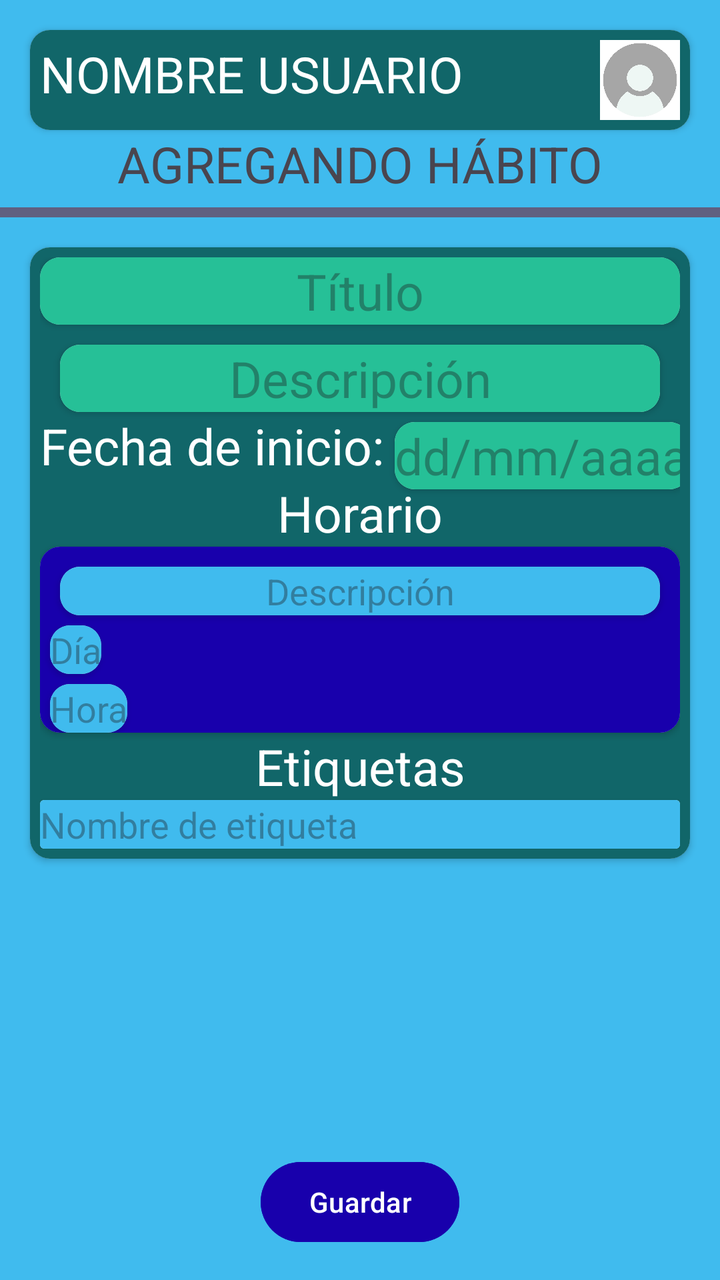
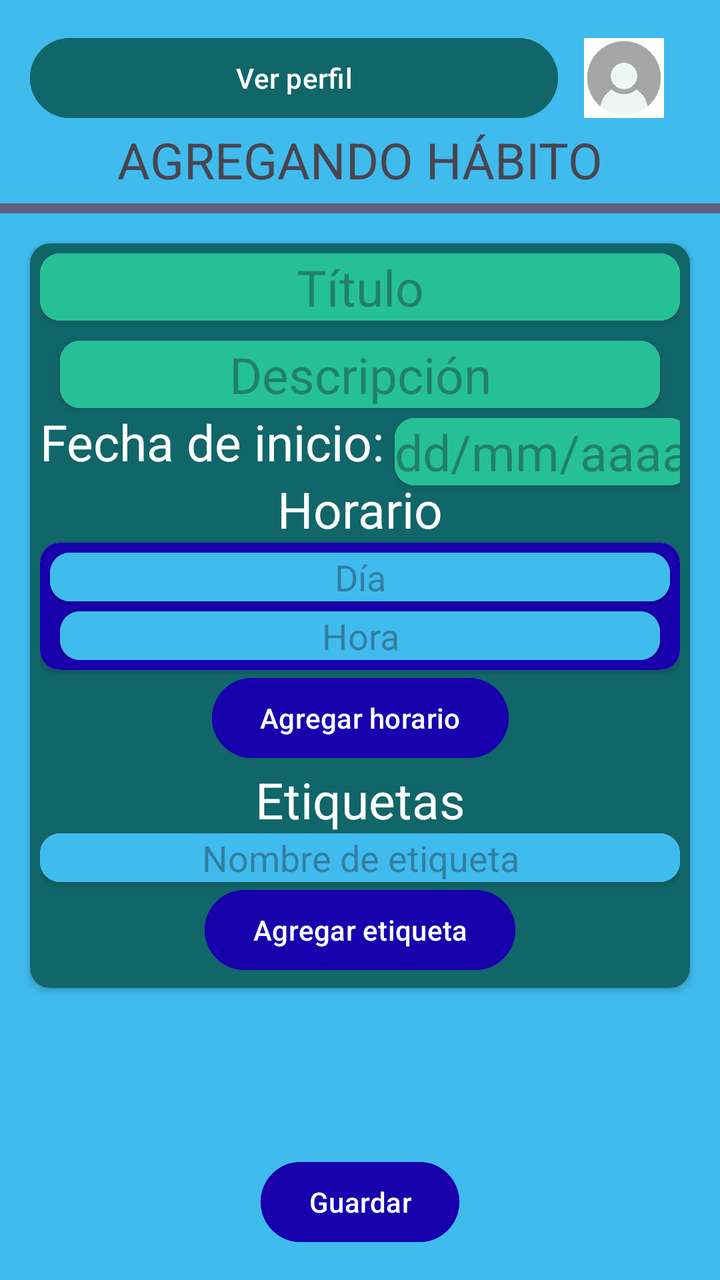

Two renders of the same Android screen: before a commit and after it. Below are the layout's source before the change and the commit's diff.
<!-- AndroidManifest.xml: application theme Theme.SuperSexiBoys -->
<!-- res/layout/activity_agregando_habitos.xml -->
<?xml version="1.0" encoding="utf-8"?>
<androidx.constraintlayout.widget.ConstraintLayout xmlns:android="http://schemas.android.com/apk/res/android"
    xmlns:app="http://schemas.android.com/apk/res-auto"
    xmlns:tools="http://schemas.android.com/tools"
    android:id="@+id/main"
    android:layout_width="match_parent"
    android:layout_height="match_parent"
    android:background="@color/celeste"
    tools:context=".HabitosActivity">
    <androidx.cardview.widget.CardView
        android:id="@+id/identifica_usuario"
        app:layout_constraintTop_toTopOf="parent"
        app:layout_constraintStart_toStartOf="parent"
        android:layout_width="match_parent"
        android:layout_margin="15dp"
        app:cardCornerRadius="10dp"
        android:layout_height="wrap_content">
        <androidx.constraintlayout.widget.ConstraintLayout
            android:padding="5dp"
            android:layout_width="match_parent"
            android:background="@color/verde_oscuro"
            android:layout_height="wrap_content">
            <TextView
                app:layout_constraintStart_toStartOf="parent"
                app:layout_constraintTop_toTopOf="parent"
                android:text="NOMBRE USUARIO"
                android:layout_width="wrap_content"
                android:textColor="@color/white"
                android:textSize="25sp"
                android:layout_height="wrap_content" />
            <ImageView
                android:layout_width="40dp"
                android:layout_height="40dp"
                app:layout_constraintEnd_toEndOf="parent"
                app:layout_constraintTop_toTopOf="parent"
                android:src="@drawable/perfilvacio"/>
        </androidx.constraintlayout.widget.ConstraintLayout>
    </androidx.cardview.widget.CardView>

    <TextView
        android:id="@+id/agrega_habito_text"
        app:layout_constraintTop_toBottomOf="@+id/identifica_usuario"
        android:layout_width="wrap_content"
        app:layout_constraintStart_toStartOf="parent"
        app:layout_constraintEnd_toEndOf="parent"
        android:text="AGREGANDO HÁBITO"
        android:textSize="25sp"
        android:layout_height="wrap_content"/>
    <TextView
        android:id="@+id/linea"
        android:layout_width="match_parent"
        android:layout_height="5dp"
        android:layout_marginTop="5dp"
        android:layout_marginBottom="5dp"
        app:layout_constraintTop_toBottomOf="@+id/agrega_habito_text"
        android:background="@color/plomo_oscuro"/>
    <androidx.cardview.widget.CardView
        app:layout_constraintTop_toBottomOf="@+id/linea"
        android:layout_width="match_parent"
        android:layout_margin="15dp"
        app:cardCornerRadius="10dp"
        android:layout_height="wrap_content">
        <androidx.constraintlayout.widget.ConstraintLayout
            android:padding="5dp"
            android:layout_width="match_parent"
            android:background="@color/verde_oscuro"
            android:layout_height="wrap_content">
            <androidx.cardview.widget.CardView
                android:id="@+id/titulo"
                android:layout_width="match_parent"
                app:layout_constraintStart_toStartOf="parent"
                app:layout_constraintTop_toTopOf="parent"
                app:cardCornerRadius="10dp"
                android:layout_height="wrap_content">
                <LinearLayout
                    android:layout_width="match_parent"
                    android:orientation="vertical"
                    android:layout_height="wrap_content">
                    <EditText
                        android:background="@color/verde_claro"
                        android:hint="Título"
                        android:gravity="center"
                        android:layout_width="match_parent"
                        android:textColor="@color/white"
                        android:textSize="25sp"
                        android:layout_height="wrap_content" />
                </LinearLayout>
            </androidx.cardview.widget.CardView>
            
            <androidx.cardview.widget.CardView
                android:id="@+id/descripcion"
                android:layout_width="match_parent"
                app:layout_constraintTop_toBottomOf="@+id/titulo"
                app:cardCornerRadius="10dp"
                android:layout_margin="10dp"
                android:layout_height="wrap_content">
                <LinearLayout
                    android:layout_width="match_parent"
                    android:orientation="vertical"
                    android:layout_height="wrap_content">
                    <EditText
                        android:background="@color/verde_claro"
                        android:hint="Descripción"
                        android:gravity="center"
                        android:layout_width="match_parent"
                        android:textColor="@color/white"
                        android:textSize="25sp"
                        android:layout_height="wrap_content" />
                </LinearLayout>
            </androidx.cardview.widget.CardView>

            <TextView
                android:id="@+id/text_fecha"
                app:layout_constraintTop_toBottomOf="@+id/descripcion"
                app:layout_constraintStart_toStartOf="parent"
                android:layout_width="wrap_content"
                android:layout_height="wrap_content"
                android:textColor="@color/white"
                android:textSize="25sp"
                android:text="Fecha de inicio:"/>

            <androidx.cardview.widget.CardView
                android:layout_width="wrap_content"
                app:layout_constraintTop_toBottomOf="@+id/descripcion"
                app:layout_constraintStart_toEndOf="@+id/text_fecha"
                app:cardCornerRadius="10dp"
                android:layout_margin="5dp"

                android:layout_height="wrap_content">
                <LinearLayout
                    android:layout_width="wrap_content"
                    android:layout_height="wrap_content"
                    android:orientation="vertical">
                    <EditText

                        android:background="@color/verde_claro"
                        android:hint="dd/mm/aaaa"
                        android:gravity="center"
                        android:layout_width="wrap_content"
                        android:textColor="@color/white"
                        android:textSize="25sp"
                        android:layout_height="wrap_content" />
                </LinearLayout>
            </androidx.cardview.widget.CardView>

            <TextView
                android:id="@+id/horario"
                app:layout_constraintTop_toBottomOf="@+id/text_fecha"
                app:layout_constraintStart_toStartOf="parent"
                app:layout_constraintEnd_toEndOf="parent"
                android:layout_width="wrap_content"
                android:textColor="@color/white"
                android:layout_height="wrap_content"
                android:text="Horario"
                android:textSize="25sp"/>

            <androidx.cardview.widget.CardView
                android:id="@+id/bloque_horario"
                app:layout_constraintTop_toBottomOf="@+id/horario"
                android:layout_width="match_parent"
                android:background="@color/azul_oscuro"
                app:cardCornerRadius="10dp"
                android:layout_height="wrap_content">
                <androidx.constraintlayout.widget.ConstraintLayout
                    android:layout_width="match_parent"
                    android:background="@color/azul_oscuro"
                    android:layout_height="wrap_content">
                    <androidx.cardview.widget.CardView
                        app:layout_constraintTop_toTopOf="parent"
                        app:layout_constraintStart_toStartOf="parent"
                        android:id="@+id/horario_descripcion"
                        app:cardCornerRadius="10dp"
                        android:layout_width="match_parent"
                        android:layout_margin="10dp"
                        android:layout_height="wrap_content">
                        <LinearLayout
                            android:layout_width="match_parent"
                            android:orientation="vertical"
                            android:layout_height="wrap_content">
                            <EditText
                                android:layout_width="match_parent"
                                android:layout_height="wrap_content"
                                android:gravity="center"
                                android:background="@color/celeste"
                                android:hint="Descripción"/>
                        </LinearLayout>
                    </androidx.cardview.widget.CardView>

                    <androidx.cardview.widget.CardView
                        android:layout_width="wrap_content"
                        android:layout_margin="5dp"
                        android:id="@+id/dia"
                        app:cardCornerRadius="10dp"
                        app:layout_constraintTop_toBottomOf="@+id/horario_descripcion"
                        app:layout_constraintStart_toStartOf="parent"
                        android:layout_height="wrap_content">
                        <LinearLayout
                            android:layout_width="wrap_content"
                            android:orientation="vertical"
                            android:layout_height="wrap_content">
                            <EditText
                                android:layout_width="wrap_content"
                                android:layout_height="wrap_content"
                                android:background="@color/celeste"
                                android:hint="Día"/>
                        </LinearLayout>
                    </androidx.cardview.widget.CardView>

                    <androidx.cardview.widget.CardView
                        app:layout_constraintTop_toBottomOf="@+id/dia"
                        app:layout_constraintStart_toStartOf="parent"
                        android:layout_width="wrap_content"
                        android:layout_margin="5dp"

                        app:cardCornerRadius="10dp"
                        android:layout_height="wrap_content">
                        <LinearLayout
                            android:layout_width="wrap_content"
                            android:orientation="vertical"
                            android:layout_height="wrap_content">
                            <EditText
                                android:layout_width="wrap_content"
                                android:layout_height="wrap_content"
                                android:background="@color/celeste"
                                android:hint="Hora"/>
                        </LinearLayout>
                    </androidx.cardview.widget.CardView>
                </androidx.constraintlayout.widget.ConstraintLayout>
            </androidx.cardview.widget.CardView>
            <TextView
                android:id="@+id/nombre_etiqueta"
                app:layout_constraintTop_toBottomOf="@+id/bloque_horario"
                app:layout_constraintStart_toStartOf="parent"
                app:layout_constraintEnd_toEndOf="parent"
                android:layout_width="wrap_content"
                android:textColor="@color/white"
                android:layout_height="wrap_content"
                android:text="Etiquetas"
                android:textSize="25sp"/>
            <androidx.cardview.widget.CardView
                android:layout_width="match_parent"
                app:layout_constraintTop_toBottomOf="@+id/nombre_etiqueta"
                android:layout_height="wrap_content">
                <LinearLayout
                    android:layout_width="match_parent"
                    android:orientation="vertical"
                    android:layout_height="wrap_content">
                    <EditText
                        android:layout_width="match_parent"
                        android:hint="Nombre de etiqueta"
                        android:background="@color/celeste"
                        android:layout_height="wrap_content"/>
                </LinearLayout>
            </androidx.cardview.widget.CardView>
        </androidx.constraintlayout.widget.ConstraintLayout>


    </androidx.cardview.widget.CardView>

    <Button
        android:id="@+id/guardar_habito"
        app:layout_constraintBottom_toBottomOf="parent"
        app:layout_constraintStart_toStartOf="parent"
        app:layout_constraintEnd_toEndOf="parent"
        android:layout_width="wrap_content"
        android:text="Guardar"
        android:layout_margin="15dp"
        android:backgroundTint="@color/azul_oscuro"
        android:layout_height="wrap_content"/>


</androidx.constraintlayout.widget.ConstraintLayout>
<!-- resources referenced by this layout -->
<resources>
  <color name="azul_oscuro">#1800AC</color>
  <color name="celeste">#40BBEE</color>
  <color name="plomo_oscuro">#606080</color>
  <color name="verde_claro">#26C097</color>
  <color name="verde_oscuro">#116669</color>
  <color name="white">#FFFFFFFF</color>
  <!-- drawable perfilvacio: jpg bitmap (drawable, 13526 bytes) -->
  <style name="Theme.SuperSexiBoys" parent="Base.Theme.SuperSexiBoys" />
  <style name="Base.Theme.SuperSexiBoys" parent="Theme.Material3.DayNight.NoActionBar">
          
          
      </style>
</resources>

<!-- the commit's change to res/layout/activity_agregando_habitos.xml (unified diff, before → after) -->
@@ -7,35 +7,29 @@
     android:layout_height="match_parent"
     android:background="@color/celeste"
     tools:context=".HabitosActivity">
-    <androidx.cardview.widget.CardView
+    <LinearLayout
         android:id="@+id/identifica_usuario"
         app:layout_constraintTop_toTopOf="parent"
         app:layout_constraintStart_toStartOf="parent"
         android:layout_width="match_parent"
+        android:weightSum="10"
+        android:gravity="center"
+        android:orientation="horizontal"
         android:layout_margin="15dp"
-        app:cardCornerRadius="10dp"
         android:layout_height="wrap_content">
-        <androidx.constraintlayout.widget.ConstraintLayout
-            android:padding="5dp"
-            android:layout_width="match_parent"
-            android:background="@color/verde_oscuro"
-            android:layout_height="wrap_content">
-            <TextView
-                app:layout_constraintStart_toStartOf="parent"
-                app:layout_constraintTop_toTopOf="parent"
-                android:text="NOMBRE USUARIO"
-                android:layout_width="wrap_content"
-                android:textColor="@color/white"
-                android:textSize="25sp"
-                android:layout_height="wrap_content" />
-            <ImageView
-                android:layout_width="40dp"
-                android:layout_height="40dp"
-                app:layout_constraintEnd_toEndOf="parent"
-                app:layout_constraintTop_toTopOf="parent"
-                android:src="@drawable/perfilvacio"/>
-        </androidx.constraintlayout.widget.ConstraintLayout>
-    </androidx.cardview.widget.CardView>
+        <Button
+            android:layout_weight="8"
+            android:layout_width="0dp"
+            android:text="Ver perfil"
+            android:backgroundTint="@color/verde_oscuro"
+            android:layout_height="wrap_content"/>
+        <ImageView
+            android:id="@+id/imagen_perfil"
+            android:layout_width="0dp"
+            android:layout_weight="2"
+            android:layout_height="40dp"
+            android:src="@drawable/perfilvacio"/>
+    </LinearLayout>
 
     <TextView
         android:id="@+id/agrega_habito_text"
@@ -164,72 +158,71 @@
                 <androidx.constraintlayout.widget.ConstraintLayout
                     android:layout_width="match_parent"
                     android:background="@color/azul_oscuro"
-                    android:layout_height="wrap_content">
+                    android:padding="5dp"
+                    android:layout_height="wrap_content">
+
                     <androidx.cardview.widget.CardView
+                        android:layout_width="match_parent"
+                        android:id="@+id/dia"
+                        app:cardCornerRadius="10dp"
                         app:layout_constraintTop_toTopOf="parent"
                         app:layout_constraintStart_toStartOf="parent"
-                        android:id="@+id/horario_descripcion"
-                        app:cardCornerRadius="10dp"
-                        android:layout_width="match_parent"
-                        android:layout_margin="10dp"
                         android:layout_height="wrap_content">
                         <LinearLayout
                             android:layout_width="match_parent"
                             android:orientation="vertical"
                             android:layout_height="wrap_content">
                             <EditText
+                                android:id="@+id/dia_elegido"
                                 android:layout_width="match_parent"
                                 android:layout_height="wrap_content"
                                 android:gravity="center"
                                 android:background="@color/celeste"
-                                android:hint="Descripción"/>
+                                android:hint="Día"/>
                         </LinearLayout>
                     </androidx.cardview.widget.CardView>
 
                     <androidx.cardview.widget.CardView
-                        android:layout_width="wrap_content"
+                        app:layout_constraintTop_toBottomOf="@+id/dia"
+                        app:layout_constraintStart_toStartOf="parent"
+                        android:layout_width="match_parent"
                         android:layout_margin="5dp"
-                        android:id="@+id/dia"
                         app:cardCornerRadius="10dp"
-                        app:layout_constraintTop_toBottomOf="@+id/horario_descripcion"
-                        app:layout_constraintStart_toStartOf="parent"
                         android:layout_height="wrap_content">
                         <LinearLayout
-                            android:layout_width="wrap_content"
+                            android:layout_width="match_parent"
                             android:orientation="vertical"
                             android:layout_height="wrap_content">
                             <EditText
-                                android:layout_width="wrap_content"
+                                android:id="@+id/hora_elegida"
+                                android:layout_width="match_parent"
                                 android:layout_height="wrap_content"
                                 android:background="@color/celeste"
-                                android:hint="Día"/>
-                        </LinearLayout>
-                    </androidx.cardview.widget.CardView>
-
-                    <androidx.cardview.widget.CardView
-                        app:layout_constraintTop_toBottomOf="@+id/dia"
-                        app:layout_constraintStart_toStartOf="parent"
-                        android:layout_width="wrap_content"
-                        android:layout_margin="5dp"
-
-                        app:cardCornerRadius="10dp"
-                        android:layout_height="wrap_content">
-                        <LinearLayout
-                            android:layout_width="wrap_content"
-                            android:orientation="vertical"
-                            android:layout_height="wrap_content">
-                            <EditText
-                                android:layout_width="wrap_content"
-                                android:layout_height="wrap_content"
-                                android:background="@color/celeste"
+                                android:gravity="center"
                                 android:hint="Hora"/>
                         </LinearLayout>
                     </androidx.cardview.widget.CardView>
                 </androidx.constraintlayout.widget.ConstraintLayout>
             </androidx.cardview.widget.CardView>
+            <Button
+                android:id="@+id/agregar_horario_button"
+                app:layout_constraintTop_toBottomOf="@+id/bloque_horario"
+                app:layout_constraintStart_toStartOf="parent"
+                app:layout_constraintEnd_toEndOf="parent"
+                android:layout_width="wrap_content"
+                android:text="Agregar horario"
+                android:backgroundTint="@color/azul_oscuro"
+                android:layout_height="wrap_content"/>
+            <androidx.recyclerview.widget.RecyclerView
+                app:layout_constraintTop_toBottomOf="@+id/agregar_horario_button"
+                app:layout_constraintStart_toStartOf="parent"
+                app:layout_constraintEnd_toEndOf="parent"
+                android:id="@+id/recycler_horarios"
+                android:layout_width="match_parent"
+                android:layout_height="wrap_content"/>
             <TextView
                 android:id="@+id/nombre_etiqueta"
-                app:layout_constraintTop_toBottomOf="@+id/bloque_horario"
+                app:layout_constraintTop_toBottomOf="@+id/recycler_horarios"
                 app:layout_constraintStart_toStartOf="parent"
                 app:layout_constraintEnd_toEndOf="parent"
                 android:layout_width="wrap_content"
@@ -238,23 +231,42 @@
                 android:text="Etiquetas"
                 android:textSize="25sp"/>
             <androidx.cardview.widget.CardView
-                android:layout_width="match_parent"
+                android:id="@+id/nombre_etiqueta_edit_text"
+                android:layout_width="match_parent"
+                app:cardCornerRadius="10dp"
                 app:layout_constraintTop_toBottomOf="@+id/nombre_etiqueta"
                 android:layout_height="wrap_content">
                 <LinearLayout
                     android:layout_width="match_parent"
                     android:orientation="vertical"
-                    android:layout_height="wrap_content">
-                    <EditText
+
+                    android:layout_height="wrap_content">
+                    <EditText
+                        android:id="@+id/nombre_de_etiqueta"
                         android:layout_width="match_parent"
                         android:hint="Nombre de etiqueta"
+                        android:gravity="center"
                         android:background="@color/celeste"
                         android:layout_height="wrap_content"/>
                 </LinearLayout>
             </androidx.cardview.widget.CardView>
+            <androidx.recyclerview.widget.RecyclerView
+                app:layout_constraintTop_toBottomOf="@+id/agregar_etiqueta_button"
+                app:layout_constraintStart_toStartOf="parent"
+                app:layout_constraintEnd_toEndOf="parent"
+                android:id="@+id/recycler_etiquetas"
+                android:layout_width="match_parent"
+                android:layout_height="wrap_content"/>
+            <Button
+                android:id="@+id/agregar_etiqueta_button"
+                app:layout_constraintTop_toBottomOf="@+id/nombre_etiqueta_edit_text"
+                app:layout_constraintStart_toStartOf="parent"
+                app:layout_constraintEnd_toEndOf="parent"
+                android:layout_width="wrap_content"
+                android:text="Agregar etiqueta"
+                android:backgroundTint="@color/azul_oscuro"
+                android:layout_height="wrap_content"/>
         </androidx.constraintlayout.widget.ConstraintLayout>
-
-
     </androidx.cardview.widget.CardView>
 
     <Button
